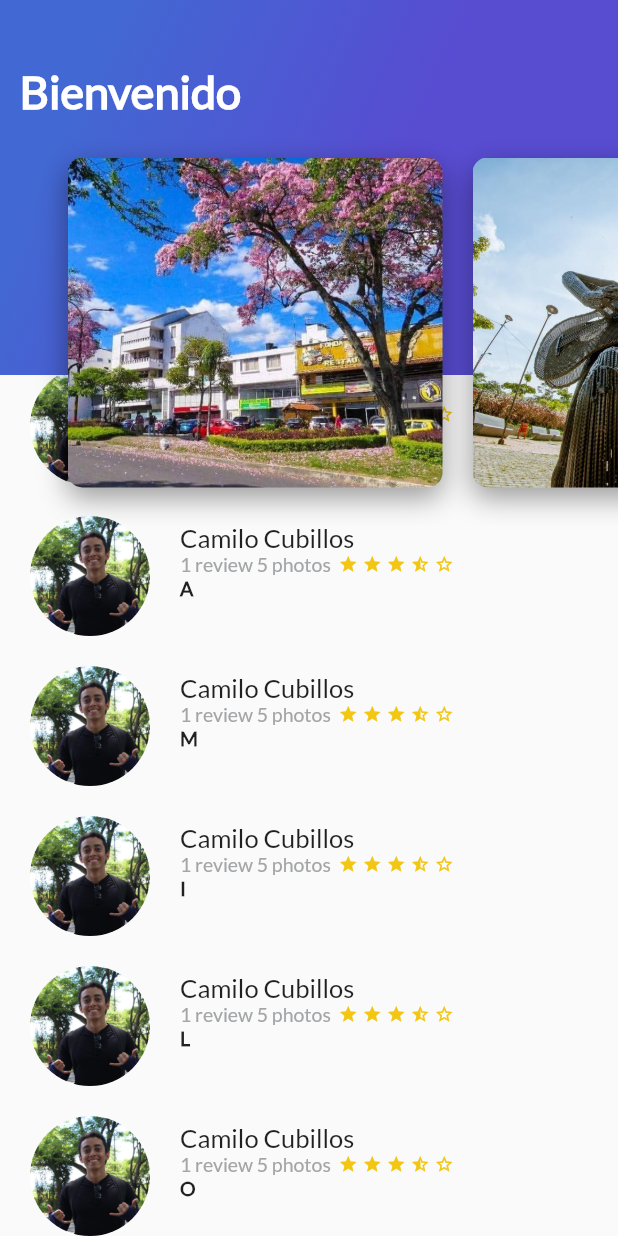
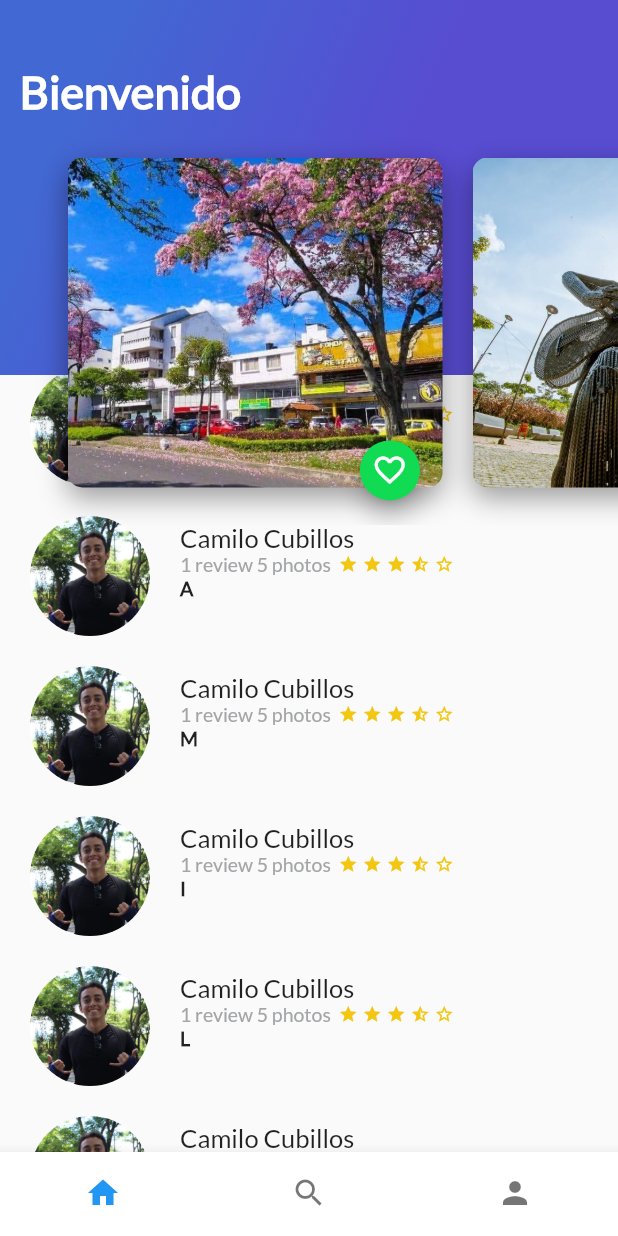
Before and after one commit to jccd1996/trips_tolima, a Flutter app: the screen it shows after launch, scrolled down 351 dp, on a phone screen of 412 x 824 dp. Run offline on Flutter 3.47's test engine with Material 2 defaults, Android fonts, the phone set to English and light mode, and no system bars.

Commit message:
Added bottom navigation bar with cupertino and Material design

```diff
--- a/lib/card_image.dart
+++ b/lib/card_image.dart
@@ -1,4 +1,5 @@
 import 'package:flutter/material.dart';
+import 'floating_action_button_green.dart';
 
 class CardImage extends StatelessWidget{
 
@@ -31,6 +32,12 @@ class CardImage extends StatelessWidget{
       )
     );
 
-    return card;
+    return Stack(
+      alignment: Alignment(0.9, 1.1),
+      children: <Widget>[
+        card,
+        FloatingActionButtonGreen()
+      ],
+    );
   }
 }
--- /dev/null
+++ b/lib/floating_action_button_green.dart
@@ -0,0 +1,52 @@
+import 'package:flutter/material.dart';
+
+class FloatingActionButtonGreen extends StatefulWidget{
+  @override
+  State<StatefulWidget> createState() {
+    return _FloatingActionButtonGreen();
+  }
+
+}
+
+class _FloatingActionButtonGreen extends State<FloatingActionButtonGreen>{
+
+  var isFavorite = false;
+  IconData buttonIcon = Icons.favorite_border;
+
+  void onPressedFav(){
+    if (isFavorite){
+      Scaffold.of(context).showSnackBar(
+          SnackBar(
+            content: Text("Lo removiste de tus sitios favoritos"),
+          )
+      );
+      setState(() {
+        buttonIcon = Icons.favorite_border;
+      });
+    } else {
+      Scaffold.of(context).showSnackBar(
+          SnackBar(
+            content: Text("Agregaste a tus favoritos"),
+          )
+      );
+      setState(() {
+        buttonIcon = Icons.favorite;
+      });
+    }
+    isFavorite = !isFavorite;
+  }
+
+  @override
+  Widget build(BuildContext context) {
+    // TODO: implement build
+    return FloatingActionButton(
+      backgroundColor: Color(0xFF11DA53),
+      mini: true,
+      tooltip: "Fav",
+      onPressed: onPressedFav,
+      child: Icon(
+        buttonIcon
+      )
+    );
+  }
+}
--- /dev/null
+++ b/lib/home_trips.dart
@@ -0,0 +1,26 @@
+import 'package:flutter/material.dart';
+import 'package:trips_tolima/review_list.dart';
+
+import 'description_place.dart';
+import 'header_appbar.dart';
+
+// ignore: must_be_immutable
+class HomeTrips extends StatelessWidget {
+  String description = "La capital musical de Colombia";
+
+  @override
+  Widget build(BuildContext context) {
+    // TODO: implement build
+    return Stack(
+      children: <Widget>[
+        ListView(
+          children: <Widget>[
+            DescriptionPlace("Ibague", 4, description),
+            ReviewList()
+          ],
+        ),
+        HeaderAppBar()
+      ],
+    );
+  }
+}
--- /dev/null
+++ b/lib/platzi_trips.dart
@@ -0,0 +1,56 @@
+import 'package:flutter/material.dart';
+import 'package:trips_tolima/home_trips.dart';
+import 'package:trips_tolima/platzi_trips_cupertino.dart';
+import 'package:trips_tolima/profile_trips.dart';
+import 'package:trips_tolima/search_trips.dart';
+
+class PlatziTrips extends StatefulWidget {
+  @override
+  State<StatefulWidget> createState() {
+    // TODO: implement createState
+    return _PlatziTrips();
+  }
+}
+
+class _PlatziTrips extends State<PlatziTrips> {
+  int indexTap = 0;
+
+  final List<Widget> widgetsChildren = [
+    HomeTrips(),
+    SearchTrips(),
+    ProfileTrips()
+  ];
+
+  void onTapTapped(int index){
+    setState(() {
+       indexTap = index;
+    });
+  }
+
+  @override
+  Widget build(BuildContext context) {
+
+    return Scaffold(
+//      Con Cupertino
+//      bottomNavigationBar: PlatziTripsCupertino(),
+
+  //    Con Material Design
+      body: widgetsChildren[indexTap],
+      bottomNavigationBar: Theme(
+        data: Theme.of(context)
+            .copyWith(canvasColor: Colors.white, primaryColor: Colors.purple),
+        child: BottomNavigationBar(
+          showSelectedLabels: false,
+          showUnselectedLabels: false,
+          onTap: onTapTapped,
+          currentIndex: indexTap,
+          items: [
+            BottomNavigationBarItem(icon: Icon(Icons.home), title: Text("")),
+            BottomNavigationBarItem(icon: Icon(Icons.search), title: Text("")),
+            BottomNavigationBarItem(icon: Icon(Icons.person), title: Text("")),
+          ],
+        ),
+      ),
+    );
+  }
+}
```
Also changed, not shown: lib/main.dart (+2 -139 lines), lib/platzi_trips_cupertino.dart (added, +62 -0 lines), lib/profile_trips.dart (added, +15 -0 lines), lib/search_trips.dart (added, +14 -0 lines), pubspec.lock, 1 other file.
